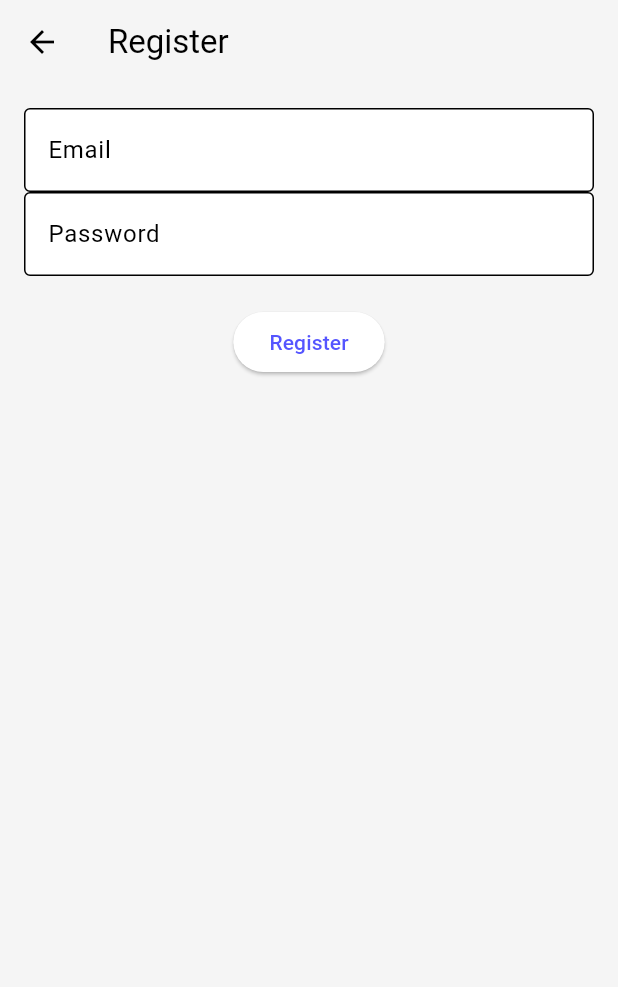
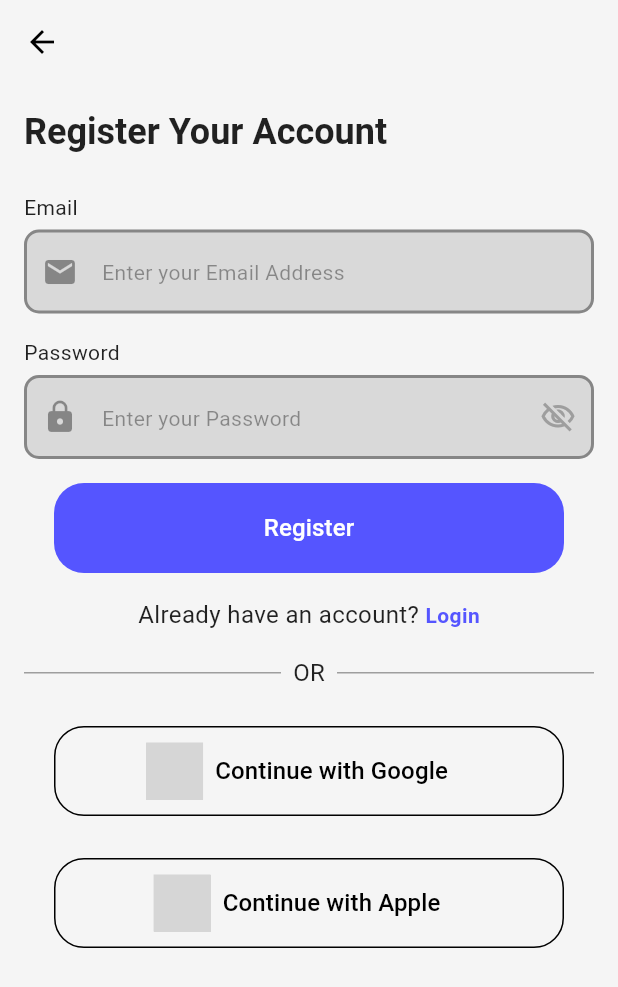
Before and after one commit to Trexxo-in/Trexxo-client, a Flutter app: the RegisterScreen screen opened directly, on a phone screen of 412 x 824 dp. Shown: the top 987 px of the screen. Run offline on Flutter 3.47's test engine with Material 3 defaults, Android fonts, the phone set to English and light mode, and no system bars; our stand-ins replace firebase_auth, firebase_core, flutter_bloc, hydrated_bloc, icons_plus; accounts and stored records are empty; grey boxes are pictures that could not be loaded.

Commit message:
added resetPage

```diff
--- a/lib/main.dart
+++ b/lib/main.dart
@@ -12,7 +12,7 @@ import 'package:trexxo_mobility/services/auth_service.dart';
 import 'package:trexxo_mobility/utils/theme.dart';
 
 import 'firebase_options.dart';
-import 'constants.dart';
+import 'utils/constants.dart';
 import 'cubits/theme_cubit.dart';
 
 Future<void> main() async {
--- /dev/null
+++ b/lib/screens/auth/ResetPassword.dart
@@ -0,0 +1,82 @@
+import 'package:firebase_auth/firebase_auth.dart';
+import 'package:flutter/material.dart';
+import 'package:trexxo_mobility/widgets/custom_snackbar.dart';
+import 'package:trexxo_mobility/widgets/custom_text_buttons.dart';
+import 'package:trexxo_mobility/widgets/custom_text_fields.dart';
+
+class ResetPasswordScreen extends StatefulWidget {
+  const ResetPasswordScreen({super.key});
+
+  @override
+  State<ResetPasswordScreen> createState() => _ResetPasswordScreenState();
+}
+
+class _ResetPasswordScreenState extends State<ResetPasswordScreen> {
+  final _emailController = TextEditingController();
+  bool _loading = false;
+
+  @override
+  void dispose() {
+    _emailController.dispose();
+    super.dispose();
+  }
+
+  Future<void> _sendResetEmail() async {
+    final email = _emailController.text.trim();
+
+    if (email.isEmpty) {
+      showSnackBar(context, 'Please enter your email address.', error: true);
+      return;
+    }
+
+    setState(() => _loading = true);
+
+    try {
+      await FirebaseAuth.instance.sendPasswordResetEmail(email: email);
+      showSnackBar(context, 'Password reset email sent! Check your inbox.');
+    } on FirebaseAuthException catch (e) {
+      showSnackBar(
+        context,
+        e.message ?? 'Failed to send reset email.',
+        error: true,
+      );
+    } catch (_) {
+      showSnackBar(context, 'An unexpected error occurred.', error: true);
+    } finally {
+      if (mounted) {
+        setState(() => _loading = false);
+      }
+    }
+  }
+
+  @override
+  Widget build(BuildContext context) {
+    return Scaffold(
+      appBar: AppBar(title: const Text('Reset Password')),
+      body: Padding(
+        padding: const EdgeInsets.all(16),
+        child: Column(
+          children: [
+            const Text(
+              'Enter your email to receive a password reset link.',
+              style: TextStyle(fontSize: 16),
+            ),
+            const SizedBox(height: 24),
+            CustomTextField(
+              label: 'Email',
+              hintText: 'Enter your email',
+              controller: _emailController,
+              keyboardType: TextInputType.emailAddress,
+              prefixIcon: Icons.email,
+            ),
+            const SizedBox(height: 16),
+            AuthButton(
+              onPressed: _sendResetEmail,
+              label: _loading ? 'Sending...' : 'Send Reset Email',
+            ),
+          ],
+        ),
+      ),
+    );
+  }
+}
--- a/lib/screens/auth/register_screen.dart
+++ b/lib/screens/auth/register_screen.dart
@@ -1,8 +1,13 @@
 import 'package:flutter/material.dart';
 import 'package:flutter_bloc/flutter_bloc.dart';
+import 'package:icons_plus/icons_plus.dart';
 import 'package:trexxo_mobility/blocs/auth/auth_bloc.dart';
 import 'package:trexxo_mobility/blocs/auth/auth_event.dart';
 import 'package:trexxo_mobility/services/auth_service.dart';
+import 'package:trexxo_mobility/utils/constants.dart';
+import 'package:trexxo_mobility/widgets/custom_dividers.dart';
+import 'package:trexxo_mobility/widgets/custom_text_buttons.dart';
+import 'package:trexxo_mobility/widgets/custom_text_fields.dart';
 
 class RegisterScreen extends StatefulWidget {
   const RegisterScreen({Key? key}) : super(key: key);
@@ -12,53 +17,20 @@ class RegisterScreen extends StatefulWidget {
 }
 
 class _RegisterScreenState extends State<RegisterScreen> {
-  final _formKey = GlobalKey<FormState>();
-  String email = '', password = '';
+  final _emailController = TextEditingController();
+  final _passController = TextEditingController();
   bool loading = false;
+  bool obscureText = true;
   String? error;
 
   @override
-  Widget build(BuildContext context) {
-    final authService = RepositoryProvider.of<AuthService>(context);
+  void dispose() {
+    _emailController.dispose();
+    _passController.dispose();
+    super.dispose();
+  }
 
-    return Scaffold(
-      appBar: AppBar(title: const Text('Register')),
-      body: Padding(
-        padding: const EdgeInsets.all(16),
-        child:
-            loading
-                ? const Center(child: CircularProgressIndicator())
-                : Form(
-                  key: _formKey,
-                  child: Column(
-                    children: [
-                      TextFormField(
-                        decoration: const InputDecoration(labelText: 'Email'),
-                        validator:
-                            (val) =>
-                                val != null && val.contains('@')
-                                    ? null
-                                    : 'Enter valid email',
-                        onChanged: (val) => email = val,
-                      ),
-                      TextFormField(
-                        decoration: const InputDecoration(
-                          labelText: 'Password',
-                        ),
-                        obscureText: true,
-                        validator:
-                            (val) =>
-                                val != null && val.length >= 6
-                                    ? null
-                                    : '6+ chars required',
-                        onChanged: (val) => password = val,
-                      ),
-                      const SizedBox(height: 20),
-                      if (error != null)
-                        Text(error!, style: const TextStyle(color: Colors.red)),
-                      ElevatedButton(
-                        onPressed: () async {
-                          if (_formKey.currentState!.validate()) {
+  void _register(AuthService authService) async {
     setState(() {
       loading = true;
       error = null;
@@ -66,9 +38,10 @@ class _RegisterScreenState extends State<RegisterScreen> {
 
     try {
       final user = await authService.register(
-                                email: email,
-                                password: password,
+        email: _emailController.text.trim(),
+        password: _passController.text,
       );
+
       if (user != null) {
         context.read<AuthBloc>().add(LoggedIn());
         Navigator.pop(context);
@@ -80,11 +53,111 @@ class _RegisterScreenState extends State<RegisterScreen> {
       });
     }
   }
-                        },
-                        child: const Text('Register'),
+
+  @override
+  Widget build(BuildContext context) {
+    final authService = RepositoryProvider.of<AuthService>(context);
+
+    return Scaffold(
+      appBar: AppBar(),
+      body: SingleChildScrollView(
+        padding: const EdgeInsets.all(16),
+        child: Column(
+          crossAxisAlignment: CrossAxisAlignment.center,
+          children: [
+            Row(
+              mainAxisAlignment: MainAxisAlignment.start,
+              children: [
+                Text(
+                  'Register Your Account',
+                  style: Theme.of(context).textTheme.headlineSmall?.copyWith(
+                    fontWeight: FontWeight.bold,
+                  ),
                 ),
               ],
             ),
+            const SizedBox(height: 24),
+
+            // Email Field
+            CustomTextField(
+              label: 'Email',
+              hintText: 'Enter your Email Address',
+              controller: _emailController,
+              keyboardType: TextInputType.emailAddress,
+              prefixIcon: Icons.email,
+            ),
+            const SizedBox(height: 16),
+
+            // Password Field
+            CustomTextField(
+              label: 'Password',
+              hintText: 'Enter your Password',
+              controller: _passController,
+              keyboardType: TextInputType.visiblePassword,
+              prefixIcon: Icons.lock,
+              obscureText: obscureText,
+              suffixIcon: IconButton(
+                icon: Icon(
+                  obscureText
+                      ? Icons.visibility_off_outlined
+                      : Icons.remove_red_eye_outlined,
+                ),
+                onPressed: () {
+                  setState(() => obscureText = !obscureText);
+                },
+              ),
+            ),
+            const SizedBox(height: 16),
+
+            if (error != null)
+              Padding(
+                padding: const EdgeInsets.only(bottom: 10),
+                child: Text(error!, style: const TextStyle(color: Colors.red)),
+              ),
+
+            // Register Button
+            AuthButton(
+              onPressed: () => _register(authService),
+              label: loading ? 'Registering...' : 'Register',
+            ),
+            const SizedBox(height: 16),
+
+            // Forgot Password (optional for register, but kept if you want)
+            Row(
+              mainAxisAlignment: MainAxisAlignment.center,
+              children: [
+                ClickableTextSpanRow(
+                  text: 'Already have an account? ',
+                  actionText: 'Login',
+                  onTap: () {
+                    Navigator.pushReplacementNamed(context, loginRoute);
+                  },
+                ),
+              ],
+            ),
+            const SizedBox(height: 16),
+
+            // Divider
+            buildDividerWithText('OR'),
+            const SizedBox(height: 16),
+
+            // Social Register Buttons
+            SocialLoginButtons(
+              icon: Brand(Brands.google),
+              label: 'Continue with Google',
+              onPressed: () {
+                // Google register logic
+              },
+            ),
+            const SizedBox(height: 12),
+            SocialLoginButtons(
+              icon: Brand(Brands.apple_brand),
+              label: 'Continue with Apple',
+              onPressed: () {
+                // Apple register logic
+              },
+            ),
+          ],
         ),
       ),
     );
--- /dev/null
+++ b/lib/utils/constants.dart
@@ -0,0 +1,24 @@
+import 'package:flutter/material.dart';
+import 'package:trexxo_mobility/screens/auth/ResetPassword.dart';
+import 'package:trexxo_mobility/screens/auth/login_screen.dart';
+import 'package:trexxo_mobility/screens/auth/register_screen.dart';
+import 'package:trexxo_mobility/screens/home/home_screen.dart';
+
+Map<String, Widget Function(BuildContext)> routes = {
+  homeRoute: (context) => const HomeScreen(),
+  loginRoute: (context) => const LoginScreen(),
+  registerRoute: (context) => const RegisterScreen(),
+  resetPassRoute: (context) => const ResetPasswordScreen(),
+};
+
+// routes
+const homeRoute = '/home/';
+const loginRoute = '/login/';
+const registerRoute = '/register/';
+const resetPassRoute = '/reset-password/';
+
+// constants
+class StringConstants {
+  static const String appFullName = 'Trexxo Mobility';
+  static const String appName = 'Trexxo';
+}
```
Also changed, not shown: lib/app_theme.dart (deleted, +0 -24 lines), lib/constants.dart (deleted, +0 -15 lines), lib/screens/auth/login_screen.dart (+19 -4 lines), lib/widgets/custom_snackbar.dart (added, +10 -0 lines). Lines whose indentation alone changed are shown as unchanged.
